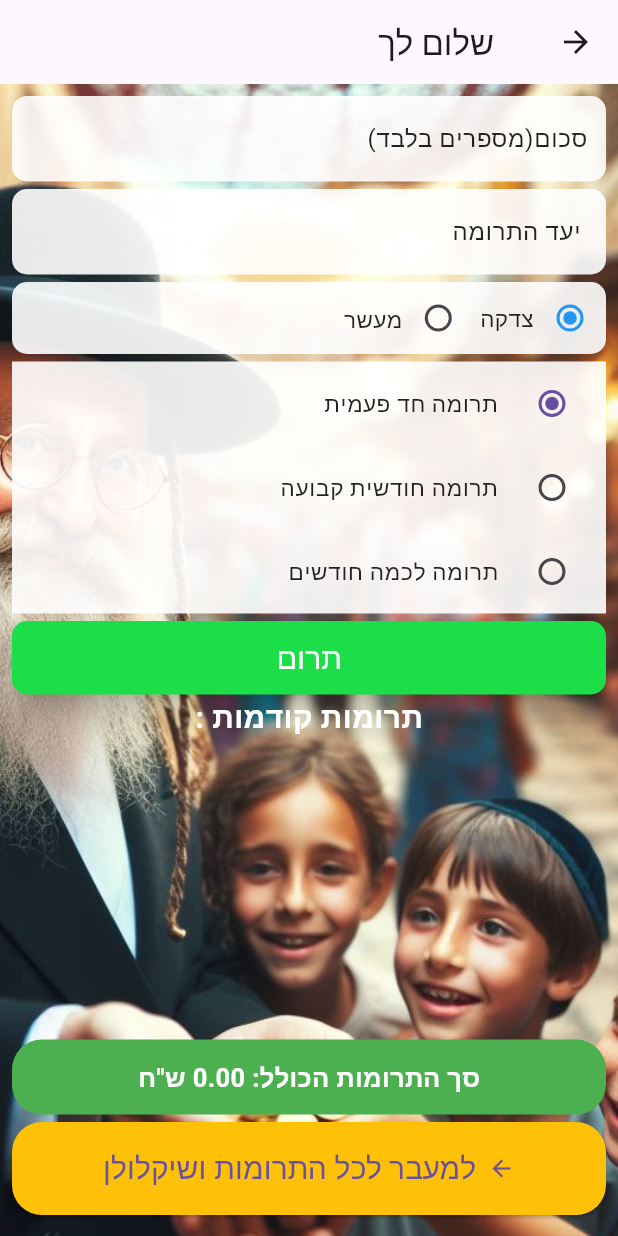
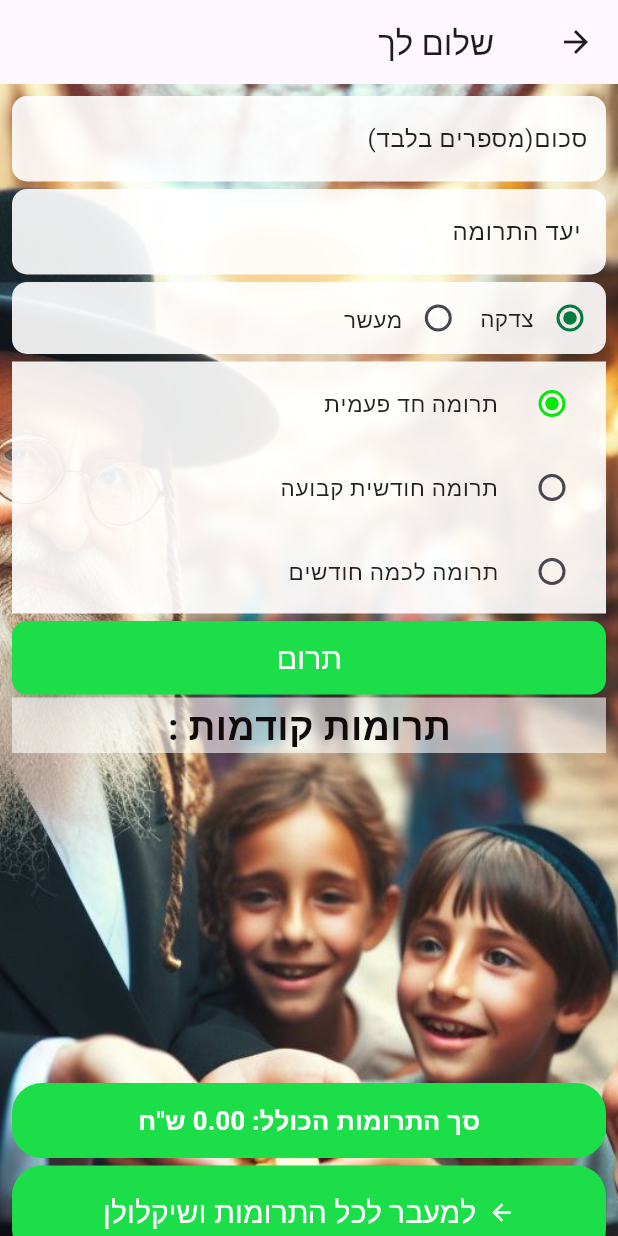
Before and after one commit to mendi-cohen/final-project-in-flutter, a Flutter app: the MyMainPage screen opened directly with empty values, after a tap on "צדקה / מעשרות", on a phone screen of 412 x 824 dp. Run offline on Flutter 3.47's test engine with Material 3 defaults, Android fonts, the phone set to English and light mode, and no system bars; missing offline and left inert: flutter_email_sender; network calls fail.

Commit message:
עוד שינויים אחרונים

```diff
--- a/lib/MainPage/MyMainPage.dart
+++ b/lib/MainPage/MyMainPage.dart
@@ -87,7 +87,7 @@ Widget build(BuildContext context) {
               children: [
                 OptionCard(
                   title: " הכנסות  ",
-                  icon: Icons.account_balance_wallet,
+                  icon: Icons.attach_money,
                   onTap: () {
                     Navigator.push(
                       context,
@@ -97,7 +97,7 @@ Widget build(BuildContext context) {
                 ),
                 OptionCard(
                   title: " הוצאות ",
-                  icon: Icons.add_circle,
+                  icon: Icons.shopping_cart,
                   onTap: () {
                     Navigator.push(
                       context,
@@ -109,7 +109,7 @@ Widget build(BuildContext context) {
             ),
                    OptionCard(
                   title: " צדקה / מעשרות ",
-                  icon: Icons.add_circle,
+                  icon: Icons.volunteer_activism,
                   onTap: () {
                     Navigator.push(
                       context,
--- a/lib/MainPage/charidy.dart
+++ b/lib/MainPage/charidy.dart
@@ -67,7 +67,7 @@ class _CharidyWidgetState extends State<CharidyWidget> {
   showDialog(
     context: context,
     builder: (BuildContext context) {
-        String? selectedMonth;
+    String? selectedMonth = DateFormat('MMMM MM').format(DateTime.now());
       return AlertDialog(
         title: const Text('בחירת חודש'),
         content: MonthPickerWidget(
@@ -234,7 +234,7 @@ class _CharidyWidgetState extends State<CharidyWidget> {
                         _isMaaserSelected = value ?? false;
                       });
                     },
-                    activeColor: Colors.blue,
+                    activeColor: const Color.fromARGB(255, 7, 123, 63),
                   ),
                   const Text(
                     'צדקה ',
@@ -251,7 +251,7 @@ class _CharidyWidgetState extends State<CharidyWidget> {
                         _isMaaserSelected = value ?? false;
                       });
                     },
-                    activeColor: Colors.blue,
+                    activeColor: const Color.fromARGB(255, 7, 123, 63),
                   ),
                   const Text(
                     'מעשר',
@@ -264,12 +264,12 @@ class _CharidyWidgetState extends State<CharidyWidget> {
               ),
             ),
             const SizedBox(height: 5),
-
             Container(
               decoration: BoxDecoration(color: Colors.white.withOpacity(0.9)),
               child: Column(
                 children: [
                   RadioListTile(
+                    activeColor: const Color.fromARGB(255, 6, 232, 13),
                     title: const Text(
                       'תרומה חד פעמית',
                       style: TextStyle(
@@ -286,6 +286,7 @@ class _CharidyWidgetState extends State<CharidyWidget> {
                     },
                   ),
                   RadioListTile(
+                    activeColor: const Color.fromARGB(255, 6, 232, 13),
                     title: const Text(
                       'תרומה חודשית קבועה',
                       style: TextStyle(
@@ -302,6 +303,7 @@ class _CharidyWidgetState extends State<CharidyWidget> {
                     },
                   ),
                   RadioListTile(
+                    activeColor: const Color.fromARGB(255, 6, 232, 13),
                     title: Row(
                       children: [
                         const Text(
@@ -354,13 +356,19 @@ class _CharidyWidgetState extends State<CharidyWidget> {
                   'תרום',
                   style: TextStyle(color: Colors.white, fontSize: 20),
                 )),
-            const Center(
+               const SizedBox(height: 2,),
+            Container(
+              color: Colors.white.withOpacity(
+                  0.6), // כאן אתה יכול לשנות את השקיפות והצבע כרצונך
+              child: const Center(
                 child: Text(
                   "תרומות קודמות :",
                   style: TextStyle(
-                    fontSize: 20,
+                    fontSize: 25,
                     fontWeight: FontWeight.bold,
-                    color: Colors.white),
+                    color: Color.fromARGB(255, 18, 11, 11),
+                  ),
+                ),
               ),
             ),
             SizedBox(
@@ -422,10 +430,12 @@ class _CharidyWidgetState extends State<CharidyWidget> {
                     }).toList(),
                   ),
                 )),
-
-            All.buildTotalIncome(dataList, 'סך התרומות הכולל', 'charidy_value' , Colors.green),
-          const  SizedBox(height: 5),
-
+            const SizedBox(
+              height: 20,
+            ),
+            All.buildTotalIncome(
+                dataList, 'סך התרומות הכולל', 'charidy_value', const Color.fromARGB(255, 27, 222, 73)),
+            const SizedBox(height: 5),
             ElevatedButton.icon(
               onPressed: () {
                 Navigator.push(
@@ -436,24 +446,21 @@ class _CharidyWidgetState extends State<CharidyWidget> {
                 );
               },
               style: ButtonStyle(
-    backgroundColor: MaterialStateProperty.all(Colors.amber),
-    padding:  MaterialStateProperty.all(const EdgeInsets.all(16)),
+                backgroundColor: MaterialStateProperty.all(const Color.fromARGB(255, 27, 222, 73)),
+                padding: MaterialStateProperty.all(const EdgeInsets.all(16)),
                 shape: MaterialStateProperty.all(
                   RoundedRectangleBorder(
                     borderRadius: BorderRadius.circular(20),
                   ),
                 ),
               ),
-  label:const Text(
+              label: const Text(
                 'למעבר לכל התרומות ושיקלולן',
-    style: TextStyle(fontSize: 20),
+                style: TextStyle(fontSize: 20 ,color: Colors.white),
               ),
-  icon:const Icon(Icons.arrow_forward),
-
+              icon: const Icon(Icons.arrow_forward ,color: Colors.white,),
             ),
-
-          const  SizedBox(height: 50),
-
+            const SizedBox(height: 50),
           ],
         ),
       )),
--- a/lib/Services/AllTugether.dart
+++ b/lib/Services/AllTugether.dart
@@ -15,17 +15,17 @@ class AllTuether {
      double tenPercent = totalIncome * 0.1;
     return Container(
       decoration: BoxDecoration(
-           color: Colors.white.withOpacity(0.9),
+           color: Colors.white.withOpacity(0.0),
       ),
       width: 350,
       height: 100,
       alignment: Alignment.center,
       child: Center(
         child: Text(
-          'מצב החשבון כרגע הוא: ${accountStatus.toStringAsFixed(2)}ש"ח ( סה"כ מעשרות ${tenPercent.toStringAsFixed(2)} ש"ח  )',
+          'מצב חשבונך הוא: ${accountStatus.toStringAsFixed(1)}ש"ח     ( סה"כ מעשרות : ${tenPercent.toStringAsFixed(1)} ש"ח  )',
           textAlign: TextAlign.center,
           style: const TextStyle(
-            color: Colors.blue,
+            color:  Colors.black,
             fontWeight: FontWeight.bold,
             fontSize: 20,
           ),
--- a/lib/Services/MainCards.dart
+++ b/lib/Services/MainCards.dart
@@ -1,23 +1,15 @@
-
 import 'package:flutter/material.dart';
 
-
-
-
-//////  כרטיסי הכניסה הראשית
-
-
+////// כרטיסי הכניסה הראשית
 class EnterCard extends StatelessWidget {
   final String title;
   final VoidCallback onTap;
 
-
   const EnterCard({
-    super.key,
+    Key? key,
     required this.title,
     required this.onTap,
-
-  });
+  }) : super(key: key);
 
   @override
   Widget build(BuildContext context) {
@@ -25,40 +17,32 @@ class EnterCard extends StatelessWidget {
       onTap: onTap,
       child: Card(
         margin: const EdgeInsets.all(10),
-        child: Column(
-          mainAxisAlignment: MainAxisAlignment.start,
-          children: [
-           const SizedBox(height: 30 , width: 20,),
-            Text(
+        elevation: 4, // צל
+        child: Padding(
+          padding: const EdgeInsets.all(20),
+          child: Text(
             title,
             style: const TextStyle(fontSize: 20),
             textAlign: TextAlign.center,
-
           ),
-          ],
         ),
       ),
     );
   }
 }
 
-
-///// כרטיסי העמוד הראשי
-
-
+////// כרטיסי העמוד הראשי
 class OptionCard extends StatelessWidget {
   final String title;
   final IconData icon;
   final VoidCallback onTap;
 
-
   const OptionCard({
-    super.key,
+    Key? key,
     required this.title,
     required this.icon,
     required this.onTap,
-
-  });
+  }) : super(key: key);
 
   @override
   Widget build(BuildContext context) {
@@ -66,23 +50,27 @@ class OptionCard extends StatelessWidget {
       onTap: onTap,
       child: Card(
         margin: const EdgeInsets.all(10),
+        elevation: 4, // צל
+        child: Padding(
+          padding: const EdgeInsets.all(15),
           child: Column(
             mainAxisAlignment: MainAxisAlignment.center,
             children: [
               Icon(
                 icon,
-              size: 25,
-              color: Colors.blue,
+                size: 40,
+                color: const Color.fromARGB(255, 194, 221, 44),
               ),
-           const SizedBox(height: 15 , width: 180,),
+              const SizedBox(height: 15 , width: 155,),
               Text(
                 title,
-              style: const TextStyle(fontSize: 16 ),
+                style: const TextStyle(fontSize: 16),
                 textAlign: TextAlign.center,
               ),
             ],
           ),
         ),
+      ),
     );
   }
 }
--- a/pubspec.yaml
+++ b/pubspec.yaml
@@ -30,9 +30,11 @@ environment:
 dependencies:
   flutter:
     sdk: flutter
+  flutter_local_notifications: ^17.0.0
   http: ^0.13.3
   flutter_dotenv: ^5.0.2
   intl: ^0.17.0
+  flutter_email_sender: ^6.0.2
 
 
   # The following adds the Cupertino Icons font to your application.
@@ -70,7 +72,8 @@ flutter:
     - assets/images/poolImage.jpeg
     - assets/images/CharidyImage.jpeg
     - assets/images/maaserImage.jpeg
-  #   - images/a_dot_ham.jpeg
+    - assets/images/test-1.jpg
+
 
   # An image asset can refer to one or more resolution-specific "variants", see
   # https://flutter.dev/assets-and-images/#resolution-aware
```
Also changed, not shown: lib/CharidyTable.dart (+52 -12 lines), lib/EnterUsers/EnterPage.dart (+5 -5 lines), lib/EnterUsers/Logo.dart (deleted, +0 -19 lines), lib/EnterUsers/Sign-in.dart (+4 -4 lines), lib/MainPage/newIncome.dart (+17 -2 lines), lib/MainPage/newPool.dart (+38 -28 lines), lib/Services/SendEmail.dart (added, +34 -0 lines), lib/Services/titleForCharidyTable.dart (added, +33 -0 lines), lib/titleToActions.dart (deleted, +0 -66 lines), assets/images/mainImage.jpeg, assets/images/test-1.jpg (added), pubspec.lock, 1 other file. Lines whose indentation alone changed are shown as unchanged.
